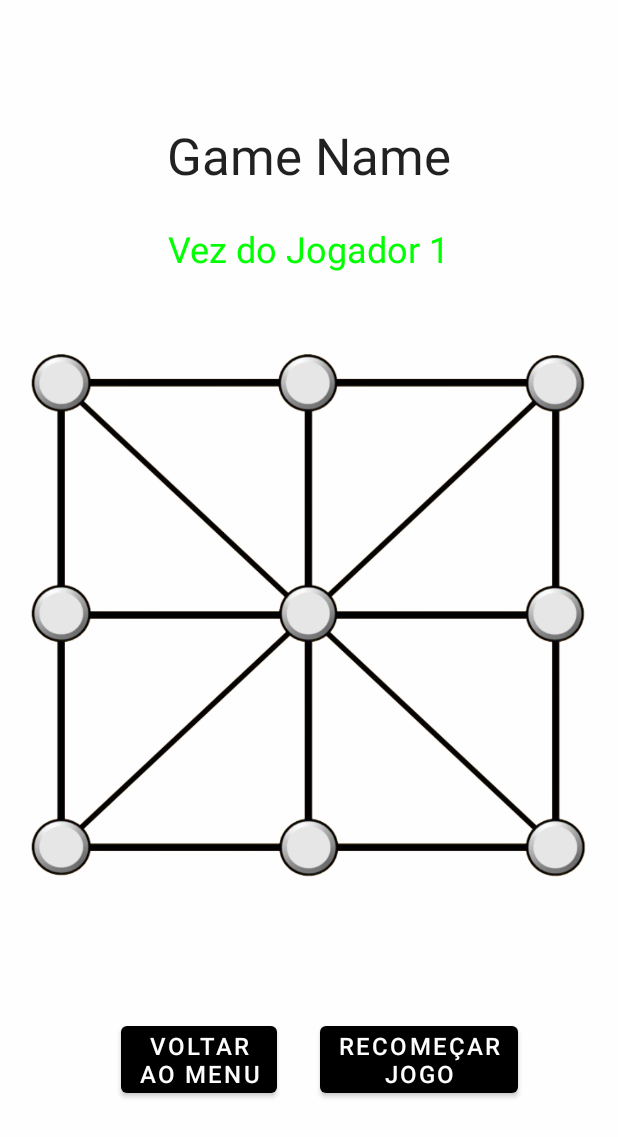
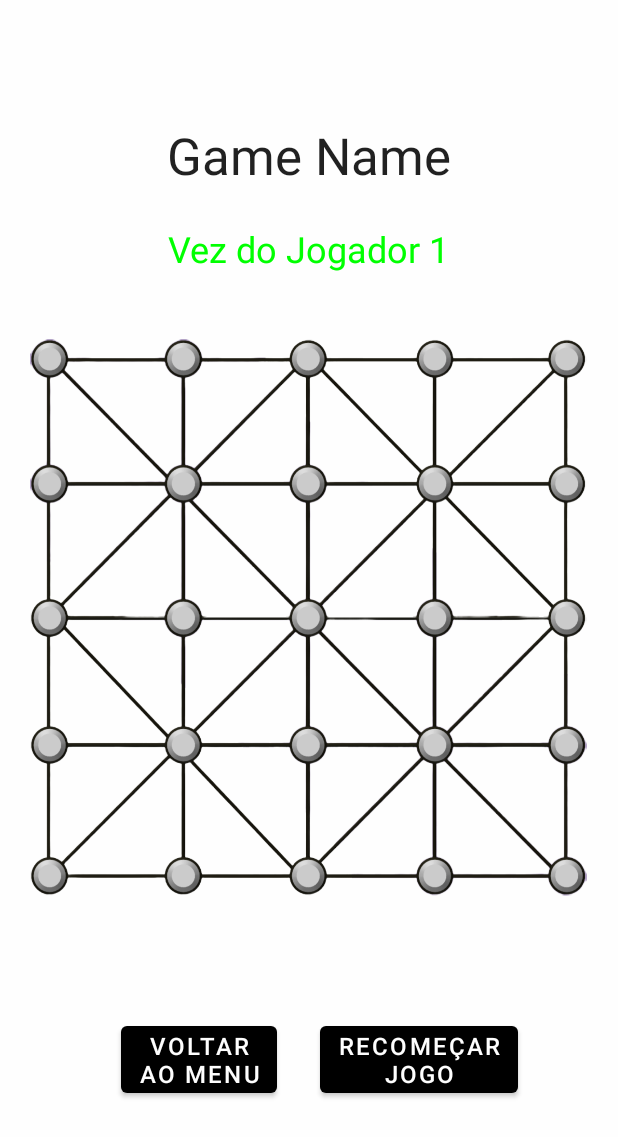
Before and after one commit to grpartichelli/LoBoards, an Android app: the GameActivity screen opened directly, with no data from a screen before it, on a phone screen of 412 x 824 dp. Shown: the top 1137 px of the screen. Run offline under Robolectric (Android 15) with nearby library versions, the phone set to English and light mode, and no system bars; 9 statements that could not run were skipped.

Commit message:
feat: add more drawing

```diff
--- a/app/src/main/java/com/marcoantonioaav/lobogames/ui/BoardView.java
+++ b/app/src/main/java/com/marcoantonioaav/lobogames/ui/BoardView.java
@@ -2,14 +2,15 @@ package com.marcoantonioaav.lobogames.ui;
 
 import android.content.Context;
 import android.content.res.Configuration;
-import android.graphics.*;
+import android.graphics.Canvas;
+import android.graphics.Color;
+import android.graphics.Paint;
+import android.graphics.Rect;
 import android.graphics.drawable.Drawable;
 import android.util.AttributeSet;
 import android.view.View;
-
 import androidx.annotation.Nullable;
 import androidx.constraintlayout.widget.ConstraintLayout;
-
 import androidx.core.content.res.ResourcesCompat;
 import com.marcoantonioaav.lobogames.R;
 import com.marcoantonioaav.lobogames.game.Game;
@@ -48,7 +49,7 @@ public class BoardView extends View {
     }
 
     private void initializeView() {
-        boardImage = ResourcesCompat.getDrawable(getResources(), R.drawable.tapantan, null);
+        boardImage = ResourcesCompat.getDrawable(getResources(), R.drawable._5x5, null);
     }
 
     public void resizeToScreenSize() {
```
Also changed, not shown: app/src/main/res/drawable/_3x3.png (renamed from app/src/main/res/drawable/tapantan.png), app/src/main/res/drawable/_5x5.png (added).
